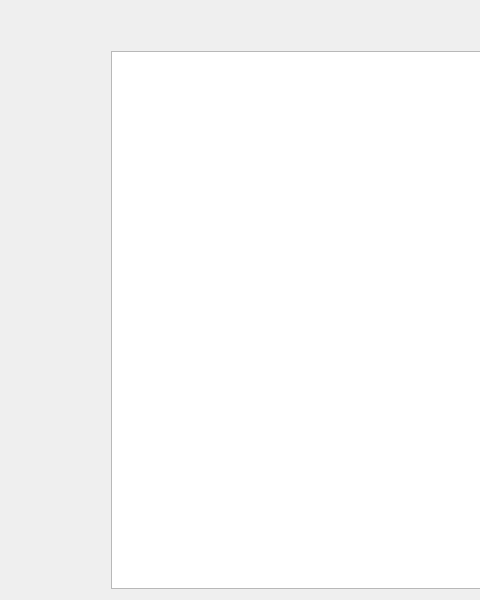
RestonLaurels/Bitmap-editor, file paint.ui: the form before one commit; both pictures show x 0 to 480 and y 0 to 600 of the 800 by 600 pixel window.
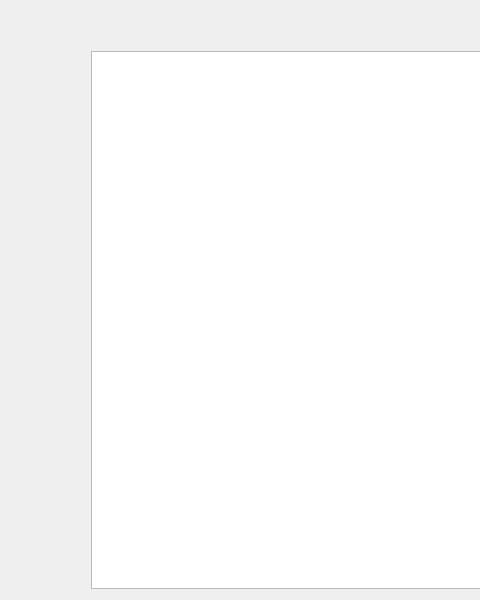
The form after the commit.

The edit to the form file:
```diff
--- a/paint.ui
+++ b/paint.ui
@@ -14,7 +14,7 @@
    <string>Paint</string>
   </property>
   <layout class="QGridLayout" name="gridLayout">
-   <item row="0" column="5">
+   <item row="0" column="4">
     <spacer name="horizontalSpacer">
      <property name="orientation">
       <enum>Qt::Horizontal</enum>
@@ -27,14 +27,14 @@
      </property>
     </spacer>
    </item>
-   <item row="2" column="5">
+   <item row="3" column="4">
     <widget class="QGraphicsView" name="graphicsView">
      <property name="cursor" stdset="0">
       <cursorShape>ArrowCursor</cursorShape>
      </property>
     </widget>
    </item>
-   <item row="2" column="2">
+   <item row="3" column="2">
     <spacer name="verticalSpacer_3">
      <property name="orientation">
       <enum>Qt::Vertical</enum>
@@ -47,7 +47,7 @@
      </property>
     </spacer>
    </item>
-   <item row="2" column="3">
+   <item row="3" column="3">
     <spacer name="verticalSpacer_4">
      <property name="orientation">
       <enum>Qt::Vertical</enum>
@@ -60,7 +60,7 @@
      </property>
     </spacer>
    </item>
-   <item row="2" column="0">
+   <item row="3" column="0">
     <spacer name="verticalSpacer">
      <property name="orientation">
       <enum>Qt::Vertical</enum>
@@ -73,7 +73,7 @@
      </property>
     </spacer>
    </item>
-   <item row="2" column="1">
+   <item row="3" column="1">
     <spacer name="verticalSpacer_2">
      <property name="orientation">
       <enum>Qt::Vertical</enum>
@@ -87,19 +87,6 @@
     </spacer>
    </item>
    <item row="2" column="4">
-    <spacer name="verticalSpacer_5">
-     <property name="orientation">
-      <enum>Qt::Vertical</enum>
-     </property>
-     <property name="sizeHint" stdset="0">
-      <size>
-       <width>20</width>
-       <height>40</height>
-      </size>
-     </property>
-    </spacer>
-   </item>
-   <item row="1" column="5">
     <spacer name="horizontalSpacer_2">
      <property name="orientation">
       <enum>Qt::Horizontal</enum>
```
